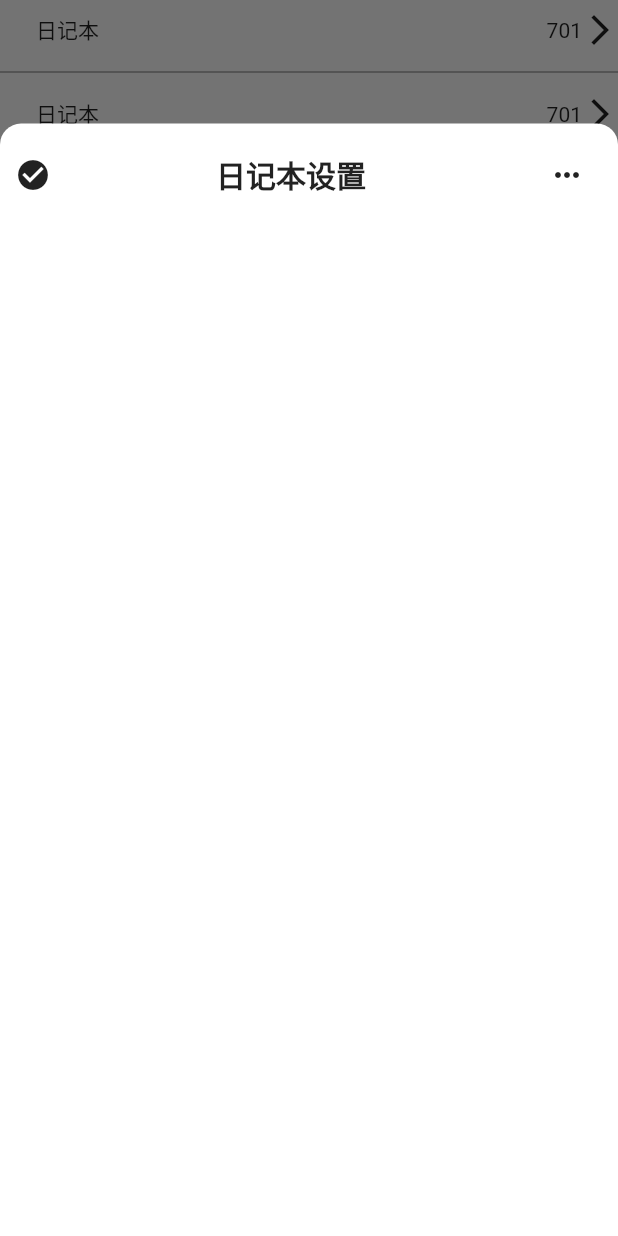
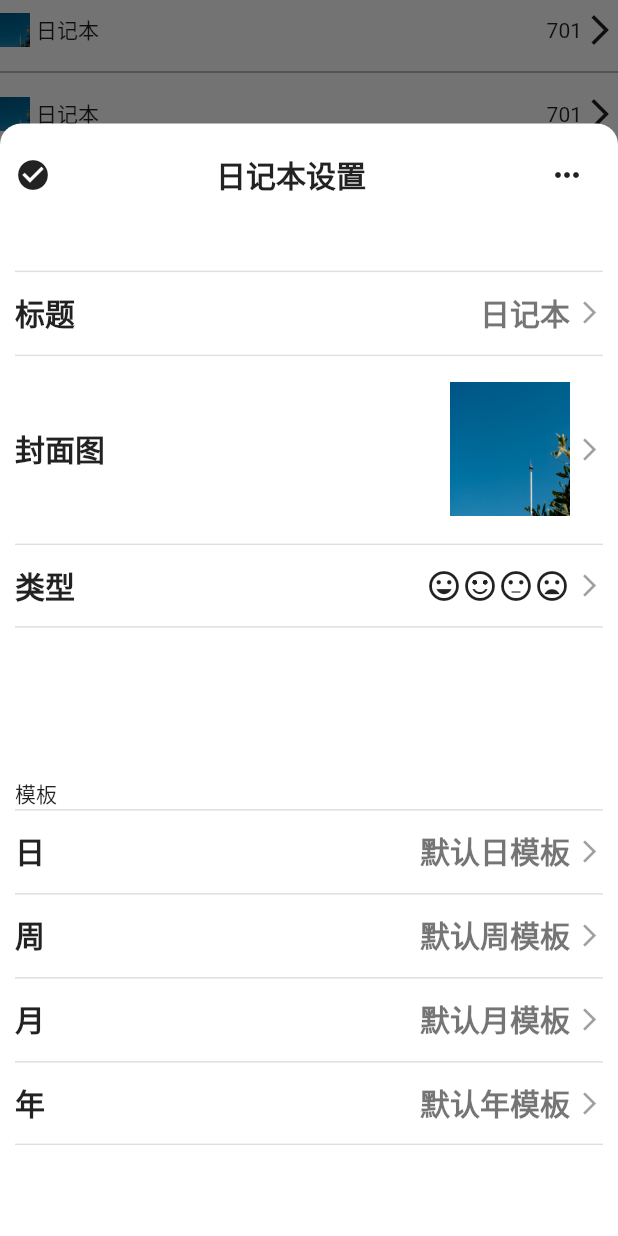
Before and after one commit to Hemomoo/gezhi, a Flutter app: the DiaryList widget shown alone on an empty page, opened directly, after a tap on "日记本", on a phone screen of 412 x 824 dp. Run offline on Flutter 3.47's test engine with Material 2 defaults, Android fonts, the phone set to English and light mode, and no system bars; our stand-ins replace dio, event_bus, flutter_keyboard_visibility, flutter_markdown, flutter_screenutil, flutter_slidable and 6 more; missing offline and left inert: draggable_flutter_list, launch_review, quill_delta; accounts and stored records are empty; network calls fail.

```diff
--- a/gezhi/lib/widgets/home/add_diary_list.dart
+++ b/gezhi/lib/widgets/home/add_diary_list.dart
@@ -55,7 +55,7 @@ class _AddDiaryListState extends State<AddDiaryList> {
   List<Map> twoStepDiaryList = [
     {
       "id": 0,
-      "tit": '偶尔谢谢',
+      "tit": '偶尔写写',
       "isSel": false,
     },
     {
--- a/gezhi/lib/widgets/home/diary_list.dart
+++ b/gezhi/lib/widgets/home/diary_list.dart
@@ -17,8 +17,8 @@ class DiaryList extends StatelessWidget {
                 children: <Widget>[
                   Row(
                     children: <Widget>[
-                      Image.network(
-                        'http://ppe.oss-cn-shenzhen.aliyuncs.com/collections/73/8/thumb.jpg',
+                      Image.asset(
+                        'assets/imgs/diary-bg.jpg',
                         width: 20,
                         height: 100,
                       ),
--- a/gezhi/lib/widgets/home/diary_setting.dart
+++ b/gezhi/lib/widgets/home/diary_setting.dart
@@ -1,3 +1,5 @@
+
+
 import 'package:flutter/material.dart';
 import 'package:flutter/services.dart';
 import 'package:toast/toast.dart';
@@ -11,11 +13,17 @@ class DiarySetting extends StatefulWidget {
 }
 
 class _DiarySettingState extends State<DiarySetting> {
+
+  final TextStyle itemTextStyle = TextStyle(fontSize: 20,fontWeight: FontWeight.bold,color: Colors.black54);
+
+
   @override
   Widget build(BuildContext context) {
     return Align(
       alignment: Alignment.topLeft,
-      child: Row(
+      child: Column(
+        children: [
+          Row(
             mainAxisAlignment: MainAxisAlignment.spaceBetween,
             children: <Widget>[
               GestureDetector(
@@ -72,6 +80,84 @@ class _DiarySettingState extends State<DiarySetting> {
               )
             ],
           ),
+          Expanded(
+            child: SingleChildScrollView(
+              child: Column(
+                children: [
+                  SizedBox(
+                    height: 40.0,
+                  ),
+                  Setting('标题',Text(('日记本'),style:itemTextStyle)),
+                  Setting('封面图',Image.asset('assets/imgs/diary-bg.jpg',width: 80,height: 100,)),
+                  Setting('类型',Row(
+                    children: [
+                      Icon(Icons.tag_faces),
+                      Icon(Icons.sentiment_satisfied_alt),
+                      Icon(Icons.sentiment_neutral),
+                      Icon(Icons.mood_bad),
+                    ],
+                  ),isBottomBorder:true),
+
+                  Column(
+                    crossAxisAlignment: CrossAxisAlignment.start,
+                    children: [
+                      SizedBox(
+                        height: 100,
+                      ),
+                      Text('模板'),
+                      Setting('日',Text(('默认日模板'),style:itemTextStyle)),
+                      Setting('周',Text(('默认周模板'),style:itemTextStyle)),
+                      Setting('月',Text(('默认月模板'),style:itemTextStyle)),
+                      Setting('年',Text(('默认年模板'),style:itemTextStyle),isBottomBorder:true),
+                    ],
+                  )
+                ],
+              ),
+            ),
+          )
+        ],
+      ),
     );
   }
 }
+
+
+
+class Setting extends StatelessWidget {
+  final String tit;
+  final Widget widget;
+  final bool isBottomBorder;
+
+  Setting(this.tit,this.widget,{this.isBottomBorder = false});
+
+
+  @override
+  Widget build(BuildContext context) {
+    return Container(
+
+      padding: EdgeInsets.symmetric(vertical: 12.0),
+      decoration: BoxDecoration(
+          color: Colors.white,
+        border: Border(
+          top: BorderSide(color: Colors.black12),
+          bottom: isBottomBorder?BorderSide(color: Colors.black12):BorderSide(color: Colors.transparent),
+        )
+      ),
+      child: Row(
+        mainAxisAlignment: MainAxisAlignment.spaceBetween,
+        children: [
+          Text(tit,style: TextStyle(fontSize: 20,fontWeight: FontWeight.bold),),
+          Row(
+            children: [
+              widget,
+              Padding(
+                padding: EdgeInsets.only(left: 4),
+                child: Icon(Icons.arrow_forward_ios,color: Colors.black38,size: 18.0,),
+              )
+            ],
+          )
+        ],
+      ),
+    );
+  }
+}
--- a/gezhi/pubspec.yaml
+++ b/gezhi/pubspec.yaml
@@ -81,6 +81,7 @@ flutter:
   # To add assets to your application, add an assets section, like this:
   assets:
     - assets/imgs/bg.jpg
+    - assets/imgs/diary-bg.jpg
 
   # An image asset can refer to one or more resolution-specific "variants", see
   # https://flutter.dev/assets-and-images/#resolution-aware.
```
Also changed, not shown: gezhi/lib/pages/home/index.dart (+104 -25 lines), gezhi/lib/utils/weekIndex.dart (added, +27 -0 lines), gezhi/assets/imgs/diary-bg.jpg (added), gezhi/pubspec.lock. Lines whose indentation alone changed are shown as unchanged.
